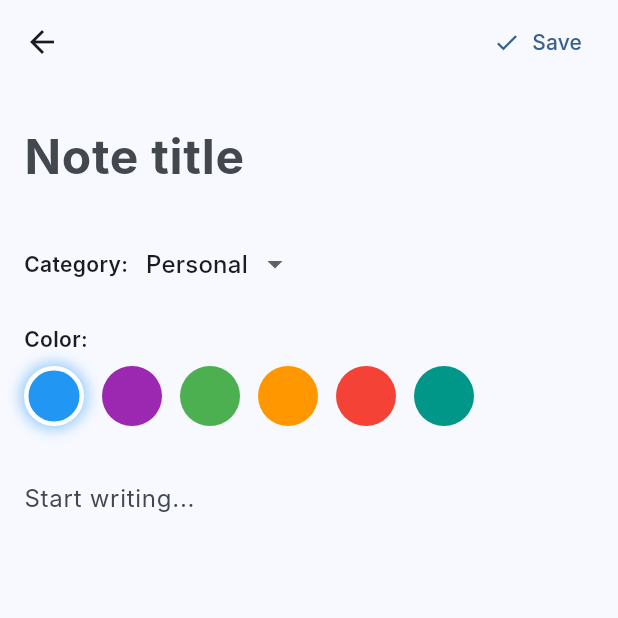
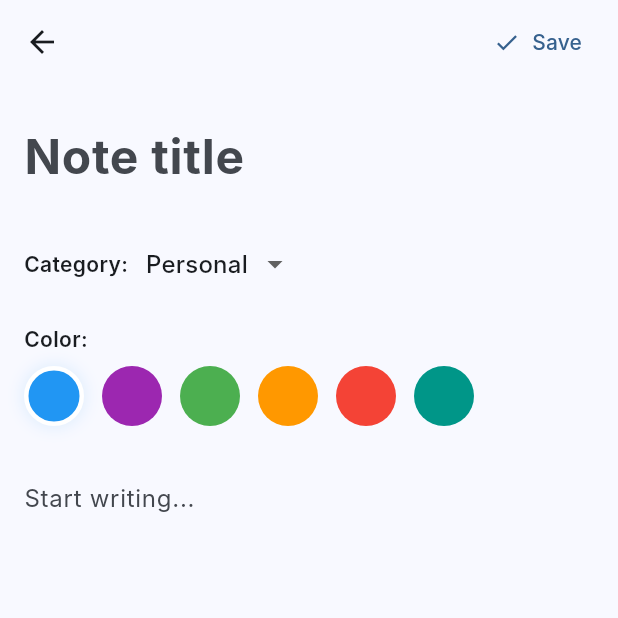
Before and after one commit to shashank090704/NotionNotes, a Flutter app: the NoteEditorPage screen opened directly, on a phone screen of 412 x 824 dp, the top half of it. Run offline on Flutter 3.47's test engine with Material 3 defaults, Android fonts, the phone set to English and light mode, and no system bars; our stand-ins replace shared_preferences; accounts and stored records are empty; Roboto replaces fonts that are missing (Inter).

Commit message:
change_circle

```diff
--- /dev/null
+++ b/devtools_options.yaml
@@ -0,0 +1,3 @@
+description: This file stores settings for Dart & Flutter DevTools.
+documentation: https://docs.flutter.dev/tools/devtools/extensions#configure-extension-enablement-states
+extensions:
--- a/lib/screens/editor_screen.dart
+++ b/lib/screens/editor_screen.dart
@@ -192,7 +192,7 @@ class _NoteEditorPageState extends State<NoteEditorPage> {
                       boxShadow: isSelected
                           ? [
                               BoxShadow(
-                                color: color.withOpacity(0.5),
+                                color: color.withOpacity(0.1),
                                 blurRadius: 8,
                                 spreadRadius: 2,
                               ),
```
